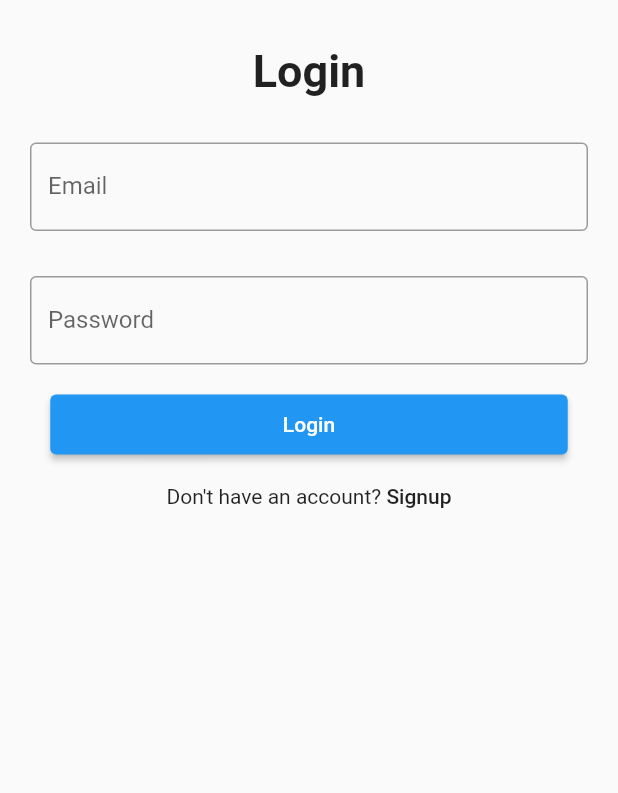
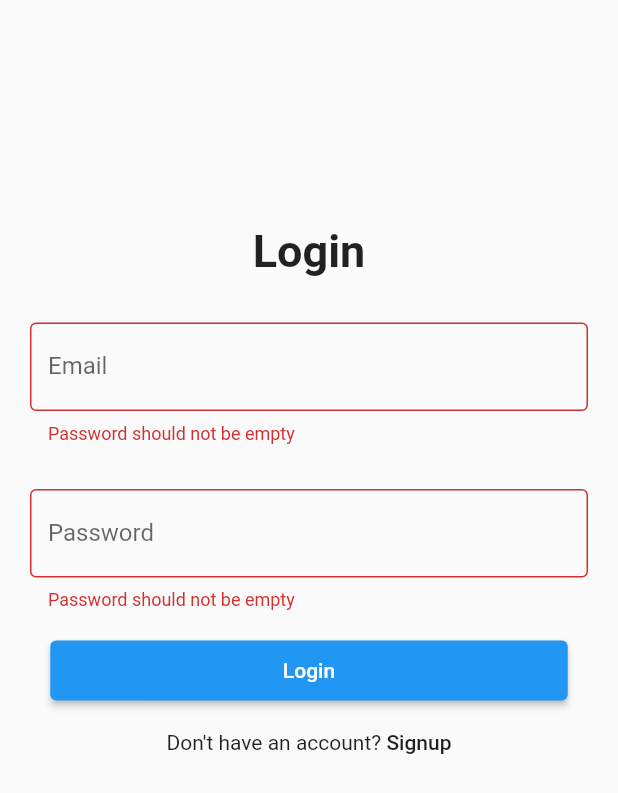
Before and after one commit to rujesh10/project_one, a Flutter app: the screen it shows after launch, after a tap on "Login", on a phone screen of 412 x 824 dp. Shown: the top 793 px of the screen. Run offline on Flutter 3.47's test engine with Material 2 defaults, Android fonts, the phone set to English and light mode, and no system bars; our stand-ins replace carousel_slider, firebase_auth, firebase_core, fluttertoast; accounts and stored records are empty; network calls fail.

Commit message:
under construction

```diff
--- a/lib/main.dart
+++ b/lib/main.dart
@@ -1,15 +1,17 @@
 import 'package:firebase_core/firebase_core.dart';
 import 'package:flutter/material.dart';
 import 'package:project_one/screens/login_screen.dart';
+import 'package:project_one/utils/bottom_nav.dart';
 
 import 'firebase_options.dart';
 
 void main() async {
-  runApp(const MyApp());
   WidgetsFlutterBinding.ensureInitialized();
   await Firebase.initializeApp(
     options: DefaultFirebaseOptions.currentPlatform,
   );
+
+  runApp(const MyApp());
 }
 
 class MyApp extends StatelessWidget {
--- a/lib/screens/login_screen.dart
+++ b/lib/screens/login_screen.dart
@@ -1,22 +1,30 @@
+import 'package:firebase_auth/firebase_auth.dart';
 import 'package:flutter/material.dart';
 import 'package:flutter/src/widgets/framework.dart';
 import 'package:flutter/src/widgets/placeholder.dart';
+import 'package:project_one/screens/home_screen.dart';
+import 'package:project_one/screens/signup_screen.dart';
+import 'package:project_one/utils/message.dart';
 
 class LoginScreen extends StatelessWidget {
   LoginScreen({super.key});
+  final user = FirebaseAuth.instance;
+
   final emailController = TextEditingController();
   final passwordController = TextEditingController();
   final _formKey = GlobalKey<FormState>();
+  final _auth = FirebaseAuth.instance;
   @override
   Widget build(BuildContext context) {
     return Scaffold(
-      body: SafeArea(
+      body: SingleChildScrollView(
+        child: SafeArea(
             child: Form(
           key: _formKey,
           child: Column(
             children: [
-            Padding(
-              padding: const EdgeInsets.only(top: 30, bottom: 30),
+              const Padding(
+                padding: const EdgeInsets.only(top: 150, bottom: 30),
                 child: Text(
                   "Login",
                   style: TextStyle(fontSize: 30, fontWeight: FontWeight.bold),
@@ -26,59 +34,77 @@ class LoginScreen extends StatelessWidget {
                 padding: const EdgeInsets.symmetric(horizontal: 20),
                 child: TextFormField(
                   validator: (value) {
-                  if (value!.isNotEmpty) {
+                    if (value!.isEmpty) {
                       return "Password should not be empty";
                     }
                     return null;
                   },
                   controller: emailController,
-                decoration: InputDecoration(
+                  decoration: const InputDecoration(
                       hintText: "Enter your email address",
                       label: Text("Email"),
                       border: OutlineInputBorder()),
                 ),
               ),
-            SizedBox(
+              const SizedBox(
                 height: 30,
               ),
               Padding(
                 padding: const EdgeInsets.symmetric(horizontal: 20),
                 child: TextFormField(
                   validator: (value) {
-                  if (value!.isNotEmpty) {
+                    if (value!.isEmpty) {
                       return "Password should not be empty";
                     }
                     return null;
                   },
                   controller: passwordController,
-                decoration: InputDecoration(
+                  decoration: const InputDecoration(
                       hintText: "Enter your password",
                       label: Text("Password"),
                       border: OutlineInputBorder()),
                 ),
               ),
-            SizedBox(
+              const SizedBox(
                 height: 20,
               ),
               SizedBox(
                   height: 40,
                   width: 345,
-                child: ElevatedButton(onPressed: () {}, child: Text("Login"))),
+                  child: ElevatedButton(
+                      onPressed: () {
+                        if (_formKey.currentState!.validate()) {
+                          _auth
+                              .signInWithEmailAndPassword(
+                                  email: emailController.text.toString(),
+                                  password: passwordController.text.toString())
+                              .then((value) {
+                            Navigator.push(
+                                context,
+                                MaterialPageRoute(
+                                  builder: (context) => const HomeScreen(),
+                                ));
+                          }).onError((error, stackTrace) {
+                            Message().showMessage(error.toString());
+                          });
+                        }
+                      },
+                      child: const Text("Login"))),
               Padding(
                 padding: const EdgeInsets.symmetric(vertical: 20),
                 child: Row(
                   mainAxisAlignment: MainAxisAlignment.center,
                   children: [
-                  Text("Don't have an account? "),
+                    const Text("Don't have an account? "),
                     InkWell(
                       onTap: () {
                         Navigator.push(
                             context,
                             MaterialPageRoute(
-                            builder: (context) => Signup(),
+                              builder: (context) => const SignupScreen(),
                             ));
                       },
-                    child: Text(
+                      child: const Text(
                         "Signup",
                         style: TextStyle(fontWeight: FontWeight.w500),
                       ),
@@ -89,6 +115,7 @@ class LoginScreen extends StatelessWidget {
             ],
           ),
         )),
+      ),
     );
   }
 }
--- /dev/null
+++ b/lib/utils/splash_service.dart
@@ -0,0 +1,16 @@
+import 'dart:async';
+
+import 'package:flutter/material.dart';
+import 'package:project_one/screens/login_screen.dart';
+
+class SplashService {
+  void isLogin(BuildContext context) {
+    Timer.periodic(const Duration(seconds: 3), (timer) {
+      Navigator.push(
+          context,
+          MaterialPageRoute(
+            builder: (context) => LoginScreen(),
+          ));
+    });
+  }
+}
--- a/pubspec.yaml
+++ b/pubspec.yaml
@@ -37,6 +37,10 @@ dependencies:
   cupertino_icons: ^1.0.2
   change_app_package_name: ^1.1.0
   firebase_core: ^2.20.0
+  firebase_auth: ^4.12.0
+  fluttertoast: ^8.2.2
+  flutter_local_notifications: ^16.1.0
+  carousel_slider: ^4.2.1
 
 dev_dependencies:
   flutter_test:
```
Also changed, not shown: lib/screens/home_screen.dart (added, +50 -0 lines), lib/screens/profile_screen.dart (added, +21 -0 lines), lib/screens/signup_screen.dart (added, +152 -0 lines), lib/screens/splash_screen.dart (+34 -0 lines), lib/utils/bottom_nav.dart (added, +36 -0 lines), lib/utils/message.dart (added, +15 -0 lines), lib/utils/notification.dart (added), pubspec.lock, 3 other files. Lines whose indentation alone changed are shown as unchanged.
